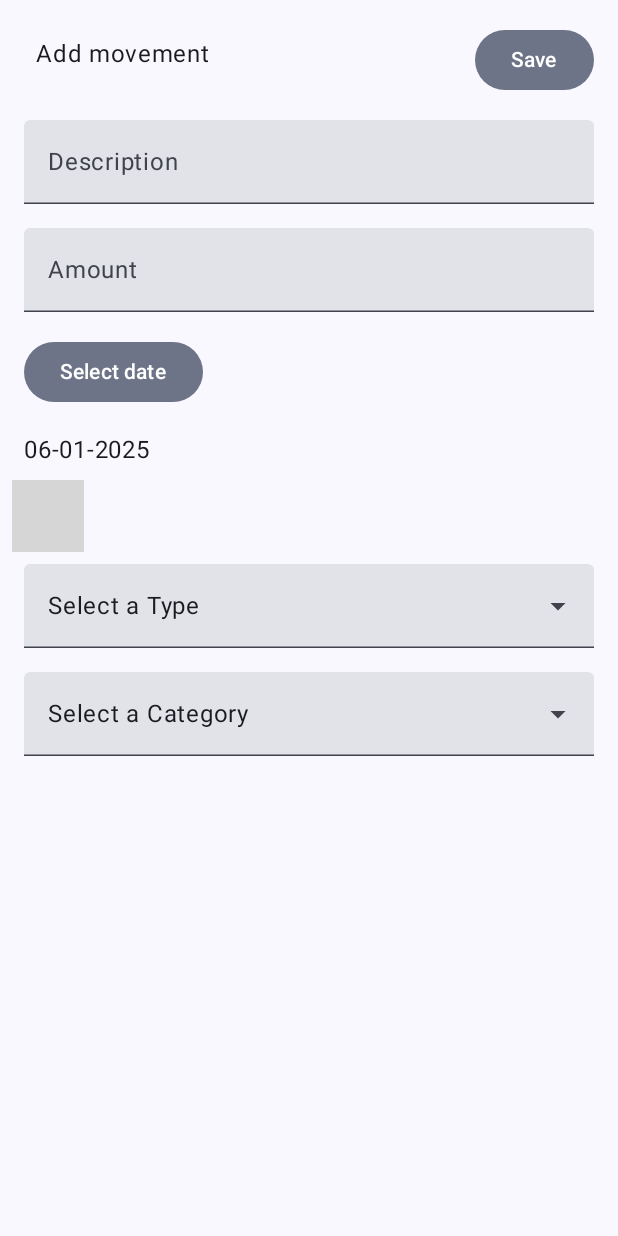
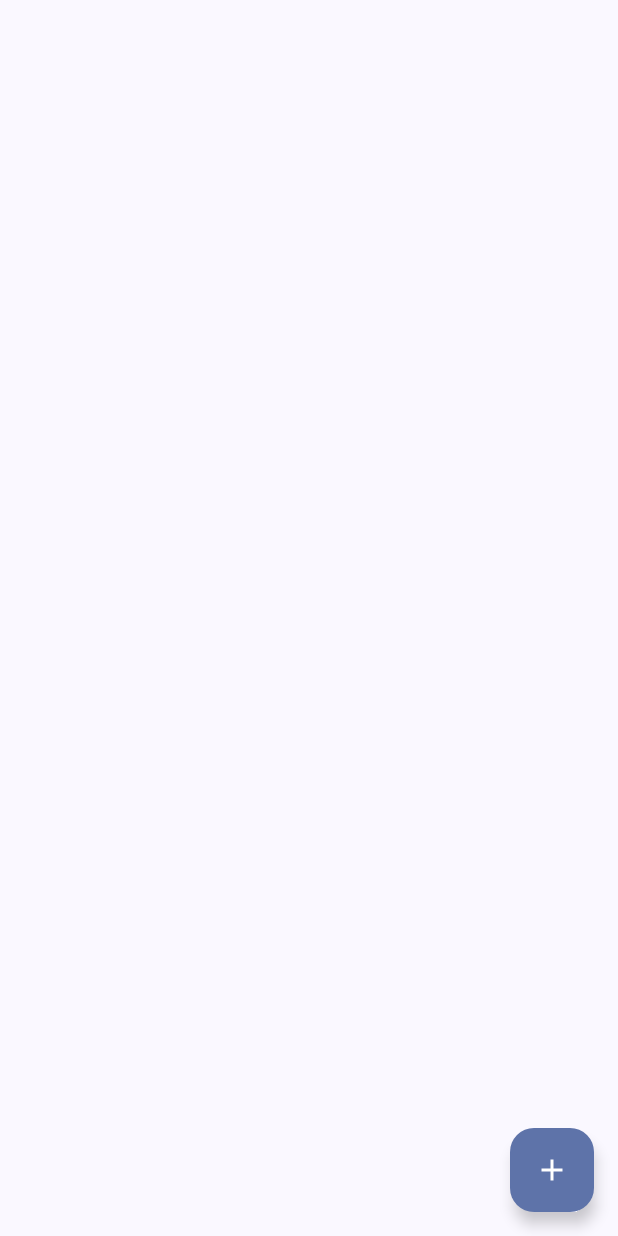
Before and after one commit to oscar-gom/50-30-20-Based-App, an Android app built with Jetpack Compose: the screen it shows after launch (MainActivity), on a phone screen of 412 x 824 dp. Run offline under Robolectric (Android 15) with nearby library versions, the phone set to English and light mode, and no system bars; our stand-ins replace Room's generated code; grey boxes are pictures that could not be loaded.

Commit message:
add FAB now displays add movement screen from bottom in a sheet

```diff
--- a/app/src/main/java/com/oscargs/savingsapp/AddMovementScreen.kt
+++ b/app/src/main/java/com/oscargs/savingsapp/AddMovementScreen.kt
@@ -201,7 +201,7 @@ fun MovementForm() {
         ExposedDropdownMenuBox(
             expanded = expandedCategory,
             onExpandedChange = { expandedCategory = it },
-            modifier = Modifier.fillMaxWidth().padding(8.dp)
+            modifier = Modifier.fillMaxWidth().padding(8.dp).padding(bottom = 32.dp)
         ) {
             TextField(
                 value = stringResource(id = when (selectedCategory) {
--- a/app/src/main/java/com/oscargs/savingsapp/MainActivity.kt
+++ b/app/src/main/java/com/oscargs/savingsapp/MainActivity.kt
@@ -32,7 +32,7 @@ class MainActivity : ComponentActivity() {
 
 @Composable
 fun Greeting(name: String, modifier: Modifier = Modifier) {
-    AddMovementScreen()
+    MainScreen()
 }
 
 @Preview(showBackground = true)
--- a/app/src/main/java/com/oscargs/savingsapp/MainScreen.kt
+++ b/app/src/main/java/com/oscargs/savingsapp/MainScreen.kt
@@ -1,28 +1,53 @@
 package com.oscargs.savingsapp
 
+import androidx.compose.foundation.layout.padding
 import androidx.compose.material.icons.Icons
 import androidx.compose.material.icons.filled.Add
-import androidx.compose.material3.FloatingActionButton
-import androidx.compose.material3.Icon
-import androidx.compose.runtime.Composable
+import androidx.compose.material3.*
+import androidx.compose.runtime.*
+import androidx.compose.ui.Modifier
 import androidx.compose.ui.tooling.preview.Preview
 import com.oscargs.savingsapp.ui.theme.SavingsAppTheme
+import kotlinx.coroutines.launch
 
+@OptIn(ExperimentalMaterial3Api::class)
+@Composable
+fun MainScreen() {
+    val sheetState = rememberModalBottomSheetState()
+    val scope = rememberCoroutineScope()
+    var showBottomSheet by remember { mutableStateOf(false) }
 
-@Composable
-fun FloatingButton(){
-    FloatingActionButton(
-        onClick = {  }
-    ) {
-        Icon(Icons.Filled.Add, contentDescription = "Add movement button")
+    Scaffold(
+        floatingActionButton = {
+            FloatingActionButton(
+                onClick = {
+                    scope.launch {
+                        showBottomSheet = true
+                    }
+                }
+            ) {
+                Icon(Icons.Filled.Add, contentDescription = "Add movement button")
+            }
+        }
+    ) { innerPadding ->
+        if (showBottomSheet) {
+            ModalBottomSheet(
+                onDismissRequest = {
+                    showBottomSheet = false
+                },
+                sheetState = sheetState,
+                modifier = Modifier.padding(innerPadding)
+            ) {
+                AddMovementScreen()
+            }
+        }
     }
 }
-
 
 @Preview(showBackground = true)
 @Composable
 fun MainScreenPreview() {
     SavingsAppTheme {
-        FloatingButton()
+        MainScreen()
     }
 }
```
